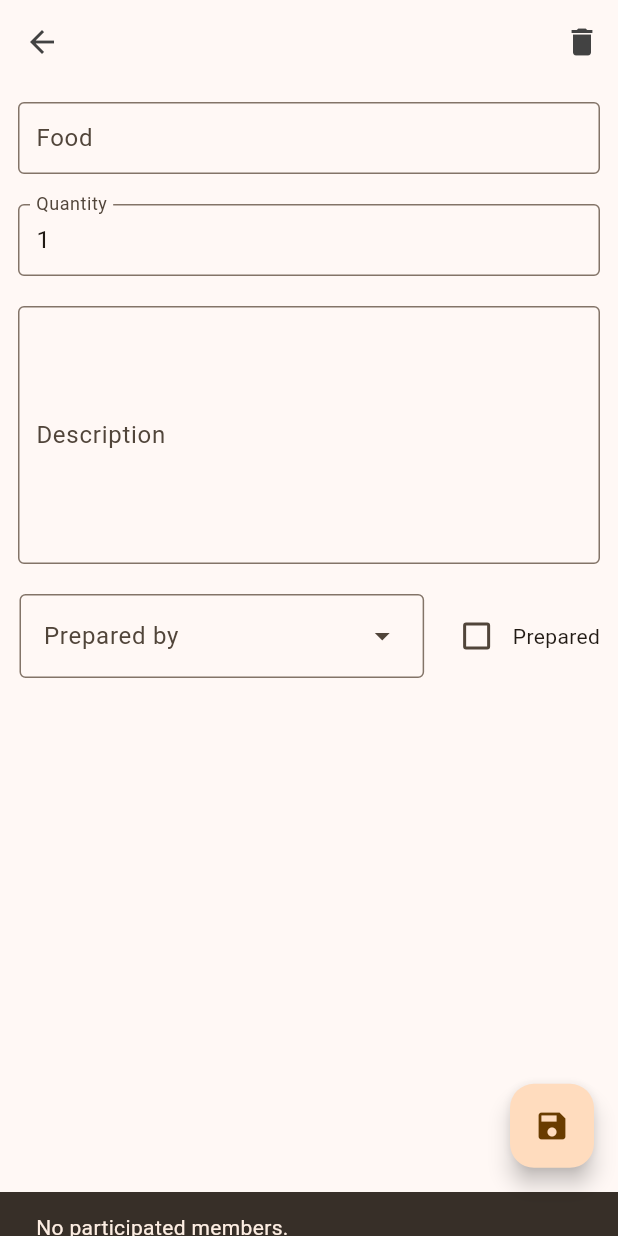
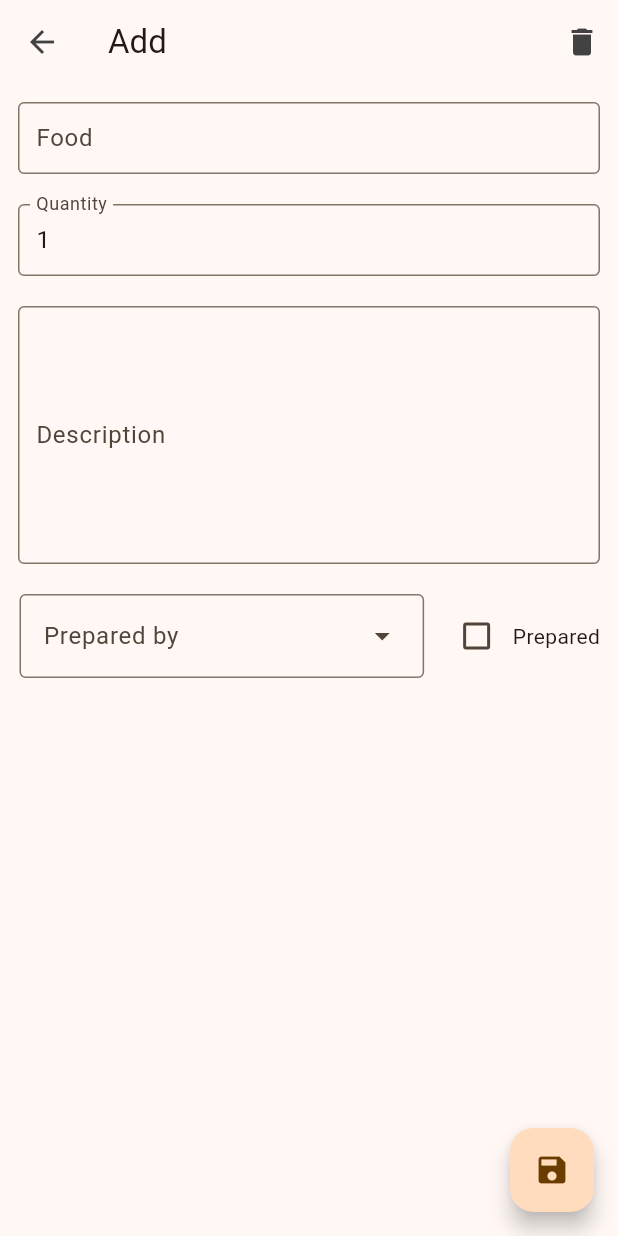
Before and after one commit to InkyChew/flutter-picnic, a Flutter app: the FoodChecklistPage screen opened directly with empty values, after a tap on the "add" icon, on a phone screen of 412 x 824 dp. Run offline on Flutter 3.47's test engine with Material 3 defaults, Android fonts, the phone set to English and light mode, and no system bars; our stand-ins replace card_swiper, equatable, flutter_bloc, flutter_dotenv, flutter_slidable, google_maps_flutter; missing offline and left inert: flutter_flip_card.

Commit message:
Food add and edit

```diff
--- a/lib/plan/bloc/plan_bloc.dart
+++ b/lib/plan/bloc/plan_bloc.dart
@@ -22,6 +22,7 @@ class PlanBloc extends Bloc<PlanEvent, PlanState> {
         Member(user: User(name: 'Alice', email: '')),
       ], foods: [
         Food(
+            id: 1,
             planId: 1,
             name: 'Sandwich',
             preparedBy: User(name: 'Alice', email: ''),
@@ -29,12 +30,14 @@ class PlanBloc extends Bloc<PlanEvent, PlanState> {
             isPrepared: true,
             description: "bob donot eat meat oh no say cheese good taste"),
         Food(
+            id: 2,
             planId: 1,
             name: 'Juice',
             preparedBy: User(name: 'Alice', email: ''),
             quantity: 5,
             isPrepared: false),
         Food(
+            id: 3,
             planId: 1,
             name: 'Chips',
             preparedBy: User(name: 'Alice', email: ''),
@@ -42,6 +45,7 @@ class PlanBloc extends Bloc<PlanEvent, PlanState> {
             isPrepared: true),
       ], tools: [
         Tool(
+            id: 1,
             planId: 1,
             name: 'Mat',
             preparedBy: User(name: 'Alice', email: ''),
@@ -49,12 +53,14 @@ class PlanBloc extends Bloc<PlanEvent, PlanState> {
             isPrepared: true,
             description: "bob donot eat meat oh no say cheese good taste"),
         Tool(
+            id: 2,
             planId: 1,
             name: 'Music',
             preparedBy: User(name: 'Alice', email: ''),
             quantity: 5,
             isPrepared: false),
         Tool(
+            id: 3,
             planId: 1,
             name: 'Lights',
             preparedBy: User(name: 'Alice', email: ''),
--- a/lib/plan/cubit/food_edit_state.dart
+++ b/lib/plan/cubit/food_edit_state.dart
@@ -1,28 +1,42 @@
 part of 'food_edit_cubit.dart';
+
+enum Status {
+  adding,
+  editing,
+  added,
+  edited,
+  deleted,
+  error,
+}
 
 class FoodEditState extends Equatable {
   final Food food;
   final List<User> members;
   final String? message;
+  final Status status;
+  String get title => status == Status.adding ? 'Add' : 'Edit';
 
-  const FoodEditState({
+  FoodEditState({
     required this.food,
     this.members = const [],
     this.message,
-  });
+    Status? status,
+  }): status = status ?? (food.id == 0 ? Status.adding : Status.editing);
 
   @override
-  List<Object> get props => [food, members];
+  List<Object> get props => [food, members, status];
 
   FoodEditState copyWith({
     Food? food,
     List<User>? members,
     String? message,
+    Status? status,
   }) {
     return FoodEditState(
       food: food ?? this.food,
       members: members ?? this.members,
       message: message ?? this.message,
+      status: status ?? this.status,
     );
   }
 }
--- a/lib/plan/cubit/food_list_cubit.dart
+++ b/lib/plan/cubit/food_list_cubit.dart
@@ -19,7 +19,7 @@ class FoodListCubit extends Cubit<FoodListState> {
 
   void updateFoodList(Food food) {
     List<Food> updatedFoods = List.from(state.foods);
-    int i = updatedFoods.indexOf(food); // index where id
+    int i = updatedFoods.indexWhere((f) => f.id == food.id);
     if (i != -1) {
       updatedFoods[i] = food.copyWith(
           name: food.name,
--- a/lib/plan/views/food_checklist_page.dart
+++ b/lib/plan/views/food_checklist_page.dart
@@ -20,7 +20,10 @@ class FoodChecklistPage extends StatelessWidget {
     Navigator.push(
       context,
       MaterialPageRoute(
-        builder: (context) => FoodEditPage(food: food),
+        builder: (cxt) => FoodEditPage(
+          food: food,
+          listCubit: context.read<FoodListCubit>(),
+        ),
       ),
     );
   }
@@ -29,7 +32,10 @@ class FoodChecklistPage extends StatelessWidget {
   Widget build(BuildContext context) {
     return BlocProvider(
       create: (context) => FoodListCubit(foods),
-      child: Scaffold(
+      child: BlocBuilder<FoodListCubit, FoodListState>(
+        builder: (context, state) {
+          final foods = state.foods;
+          return Scaffold(
             appBar: AppBar(
               backgroundColor: Colors.transparent,
               elevation: 0,
@@ -41,10 +47,7 @@ class FoodChecklistPage extends StatelessWidget {
                 color: Colors.grey[800],
               ),
             ),
-        body: BlocBuilder<FoodListCubit, FoodListState>(
-          builder: (context, state) {
-            final foods = state.foods;
-            return ListView.builder(
+            body: ListView.builder(
               itemCount: foods.length,
               itemBuilder: (context, index) {
                 final food = foods[index];
@@ -108,12 +111,13 @@ class FoodChecklistPage extends StatelessWidget {
                   ),
                 );
               },
-            );
-          },
             ),
             floatingActionButton: FloatingActionButton(
                 child: const Icon(Icons.add),
-            onPressed: () => _navigateToFoodEditPage(context, Food(preparedBy: user, planId: 1))),
+                onPressed: () => _navigateToFoodEditPage(
+                    context, Food(preparedBy: user, planId: 1))),
+          );
+        },
       ),
     );
   }
--- a/lib/plan/views/food_edit_page.dart
+++ b/lib/plan/views/food_edit_page.dart
@@ -3,12 +3,12 @@ import 'package:flutter_bloc/flutter_bloc.dart';
 import 'package:picnic/plan/cubit/food_edit_cubit.dart';
 import 'package:picnic/plan/cubit/food_list_cubit.dart';
 import 'package:picnic/user/models/user.dart';
-
 import '../models/models.dart';
 
 class FoodEditPage extends StatelessWidget {
   final Food food;
-  const FoodEditPage({super.key, required this.food});
+  final FoodListCubit listCubit;
+  const FoodEditPage({super.key, required this.food, required this.listCubit});
 
   static List<DropdownMenuEntry<User>> generateGuestEntry(List<User> members) {
     return members.map<DropdownMenuEntry<User>>((User guest) {
@@ -23,8 +23,37 @@ class FoodEditPage extends StatelessWidget {
   Widget build(BuildContext context) {
     return BlocProvider(
       create: (context) => FoodEditCubit(food)..getMembers(),
-      child: Scaffold(
+      child: BlocConsumer<FoodEditCubit, FoodEditState>(
+        listenWhen: (previous, current) => previous.status != current.status,
+        listener: (context, state) {
+          final food = state.food;
+          switch (state.status) {
+            case Status.added:
+              listCubit.addFood(food);
+              Navigator.pop(context);
+              break;
+            case Status.edited:
+              listCubit.updateFoodList(food);
+              Navigator.pop(context);
+              break;
+            case Status.deleted:
+              listCubit.deleteFood(food);
+              Navigator.pop(context);
+              break;
+            case Status.error:
+              ScaffoldMessenger.of(context).showSnackBar(
+                SnackBar(
+                    content: Text(state.message ?? 'Unknown error occurs')),
+              );
+            case Status.adding:
+            case Status.editing:
+          }
+        },
+        builder: (context, state) {
+          final food = state.food;
+          return Scaffold(
             appBar: AppBar(
+              title: Text(state.title),
               backgroundColor: Colors.transparent,
               elevation: 0,
               iconTheme: IconThemeData(
@@ -33,22 +62,11 @@ class FoodEditPage extends StatelessWidget {
               actions: [
                 IconButton(
                     tooltip: 'delete',
-                onPressed: () => context.read<FoodListCubit>().deleteFood(food),
+                    onPressed: () => context.read<FoodEditCubit>().deleteFood(),
                     icon: const Icon(Icons.delete)),
               ],
             ),
-        body: BlocConsumer<FoodEditCubit, FoodEditState>(
-          listenWhen: (previous, current) =>
-              previous.message != current.message,
-          listener: (context, state) {
-            if (state.message != null) {
-              ScaffoldMessenger.of(context).showSnackBar(
-                SnackBar(content: Text('${state.message}')),
-              );
-            }
-          },
-          builder: (context, state) {
-            return ListView(
+            body: ListView(
               padding: const EdgeInsets.all(12.0),
               children: [
                 TextFormField(
@@ -121,25 +139,24 @@ class FoodEditPage extends StatelessWidget {
                     const SizedBox(width: 10),
                     Checkbox(
                       value: food.isPrepared,
-                      onChanged: (value) => context
+                      onChanged: (value) => {
+                        context
                             .read<FoodEditCubit>()
                             .editFood(food.copyWith(isPrepared: value)),
+                      },
                     ),
                     const Text('Prepared'),
                   ],
                 ),
               ],
-            );
-          },
             ),
             floatingActionButton: FloatingActionButton(
               tooltip: 'Save',
+              onPressed: () => context.read<FoodEditCubit>().updateFood(),
               child: const Icon(Icons.save),
-          onPressed: () {
-            // context.read<FoodEditCubit>().updateFood();
-            context.read<FoodListCubit>().updateFoodList(food);
+            ),
+          );
         },
-        ),
       ),
     );
   }
```
Also changed, not shown: lib/plan/cubit/food_edit_cubit.dart (+16 -6 lines). Lines whose indentation alone changed are shown as unchanged.
